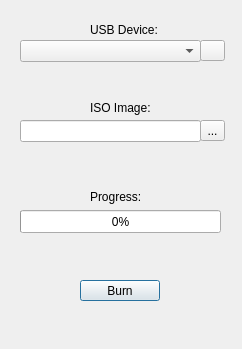
Old version of the form ui/mainWindow.ui in the repository gu-Moura/TuxBooter.
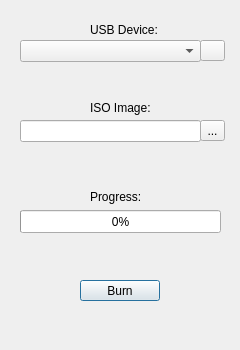
New version of the form. Icons and pictures are not drawn.

What changed in the file:
```diff
--- a/ui/mainWindow.ui
+++ b/ui/mainWindow.ui
@@ -6,20 +6,20 @@
    <rect>
     <x>0</x>
     <y>0</y>
-    <width>242</width>
-    <height>349</height>
+    <width>240</width>
+    <height>350</height>
    </rect>
   </property>
   <property name="minimumSize">
    <size>
-    <width>242</width>
-    <height>349</height>
+    <width>240</width>
+    <height>350</height>
    </size>
   </property>
   <property name="maximumSize">
    <size>
-    <width>242</width>
-    <height>349</height>
+    <width>240</width>
+    <height>350</height>
    </size>
   </property>
   <property name="windowTitle">
```
Left out of the diff: 6 changed lines with no effect on the pictures.
